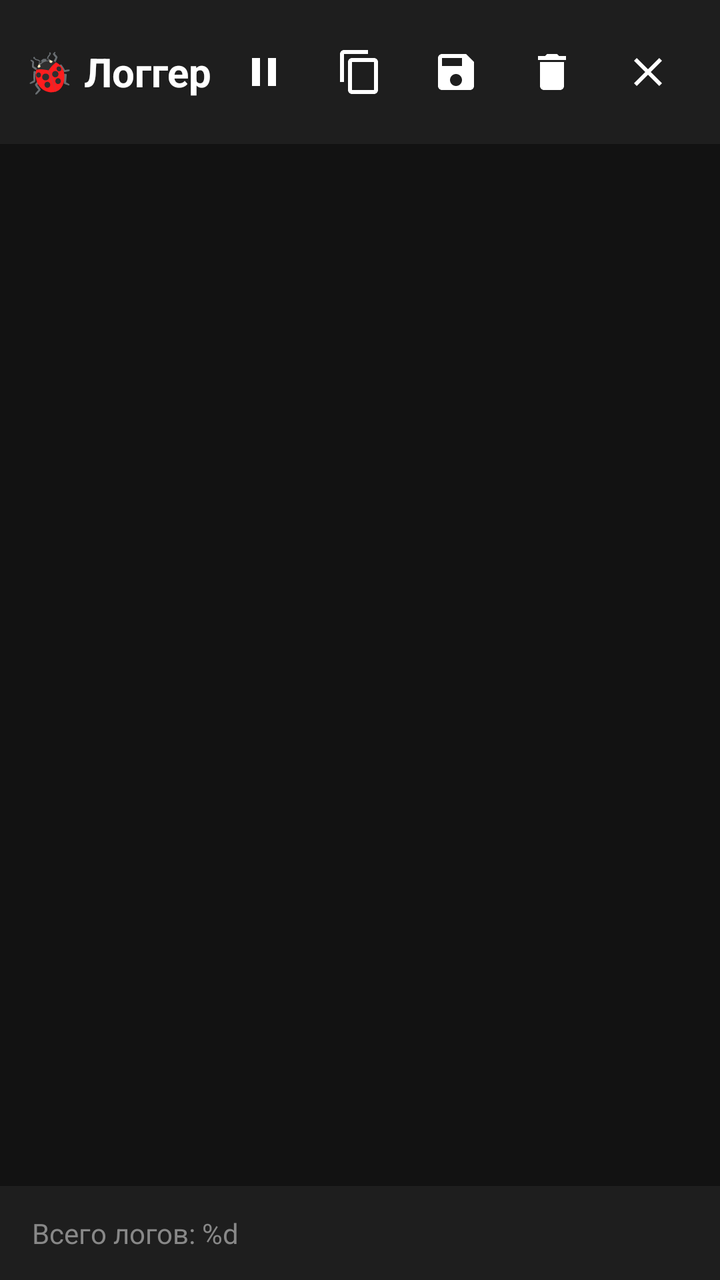
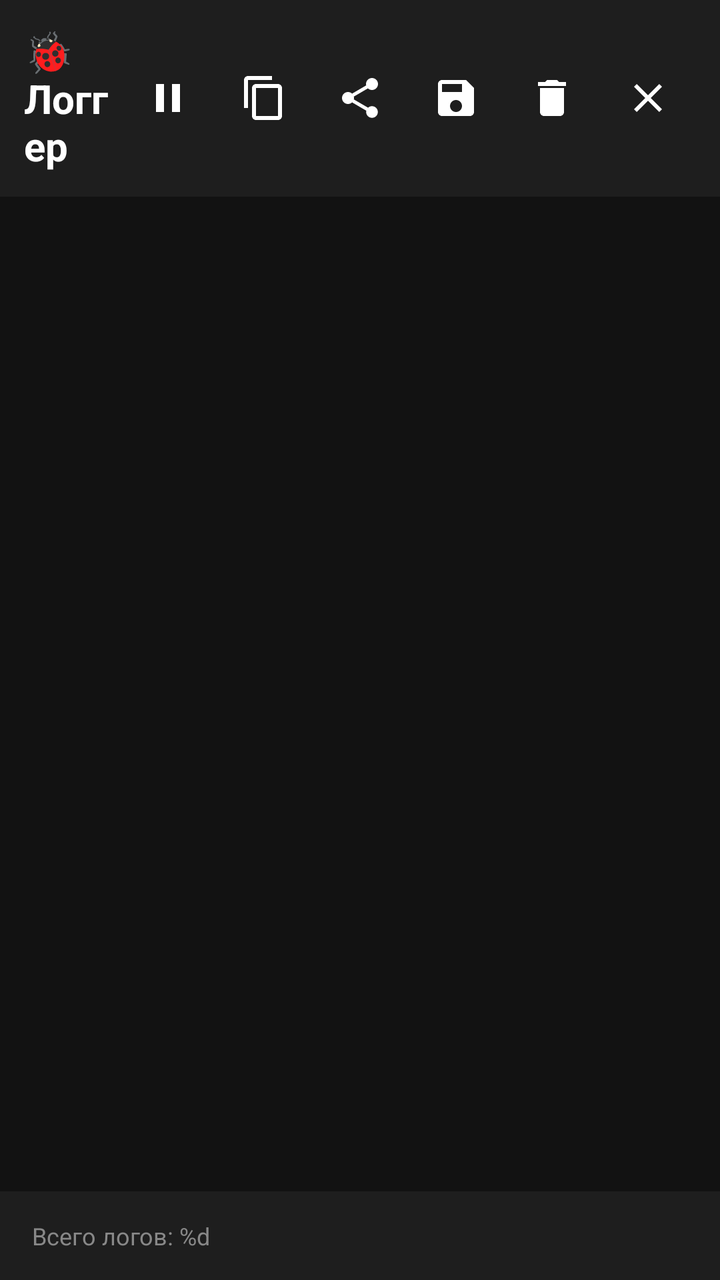

The first picture is an Android layout as it rendered before a commit; the second is the same layout after the commit. The layout source and the unified diff follow.
<!-- AndroidManifest.xml: activity theme Theme.QutyLaunch -->
<!-- res/layout/activity_logger.xml -->
<LinearLayout xmlns:android="http://schemas.android.com/apk/res/android"
    android:layout_width="match_parent"
    android:layout_height="match_parent"
    android:orientation="vertical"
    android:background="#121212">

    
    <LinearLayout
        android:layout_width="match_parent"
        android:layout_height="wrap_content"
        android:orientation="horizontal"
        android:gravity="center_vertical"
        android:padding="12dp"
        android:background="#1E1E1E">

        <TextView
            android:layout_width="0dp"
            android:layout_height="wrap_content"
            android:layout_weight="1"
            android:text="@string/logger_title"
            android:textColor="#FFFFFF"
            android:textSize="20sp"
            android:textStyle="bold" />

        
        <ImageButton
            android:id="@+id/btn_pause"
            android:layout_width="48dp"
            android:layout_height="48dp"
            android:src="@drawable/ic_pause"
            android:background="?android:attr/selectableItemBackgroundBorderless"
            android:contentDescription="@string/logger_pause"
            android:padding="12dp" />

        
        <ImageButton
            android:id="@+id/btn_copy"
            android:layout_width="48dp"
            android:layout_height="48dp"
            android:src="@drawable/ic_copy"
            android:background="?android:attr/selectableItemBackgroundBorderless"
            android:contentDescription="@string/logger_copy"
            android:padding="12dp" />

        
        <ImageButton
            android:id="@+id/btn_save"
            android:layout_width="48dp"
            android:layout_height="48dp"
            android:src="@drawable/ic_save"
            android:background="?android:attr/selectableItemBackgroundBorderless"
            android:contentDescription="@string/logger_save"
            android:padding="12dp" />

        
        <ImageButton
            android:id="@+id/btn_clear"
            android:layout_width="48dp"
            android:layout_height="48dp"
            android:src="@drawable/ic_clear"
            android:background="?android:attr/selectableItemBackgroundBorderless"
            android:contentDescription="@string/logger_clear"
            android:padding="12dp" />

        
        <ImageButton
            android:id="@+id/btn_close"
            android:layout_width="48dp"
            android:layout_height="48dp"
            android:src="@drawable/ic_close"
            android:background="?android:attr/selectableItemBackgroundBorderless"
            android:contentDescription="@string/logger_close"
            android:padding="12dp" />

    </LinearLayout>

    
    <androidx.recyclerview.widget.RecyclerView
        android:id="@+id/recycler_logs"
        android:layout_width="match_parent"
        android:layout_height="0dp"
        android:layout_weight="1"
        android:padding="8dp"
        android:clipToPadding="false"
        android:scrollbars="vertical" />

    
    <LinearLayout
        android:layout_width="match_parent"
        android:layout_height="wrap_content"
        android:orientation="horizontal"
        android:gravity="center_vertical"
        android:padding="14dp"
        android:paddingStart="16dp"
        android:paddingEnd="16dp"
        android:background="#1E1E1E">

        
        <TextView
            android:id="@+id/tv_status"
            android:layout_width="0dp"
            android:layout_height="wrap_content"
            android:layout_weight="1"
            android:text="@string/logger_status"
            android:textColor="#888888"
            android:textSize="14sp" />

        
        <TextView
            android:id="@+id/tv_pause_indicator"
            android:layout_width="wrap_content"
            android:layout_height="wrap_content"
            android:text="@string/logger_paused"
            android:textColor="#FF9800"
            android:textSize="14sp"
            android:visibility="gone" />

    </LinearLayout>

</LinearLayout>
<!-- resources referenced by this layout -->
<resources>
  <!-- drawable ic_clear (drawable) -->
  <vector xmlns:android="http://schemas.android.com/apk/res/android"
      android:width="24dp"
      android:height="24dp"
      android:viewportWidth="24"
      android:viewportHeight="24">
      <path
          android:fillColor="#FFFFFF"
          android:pathData="M6,19c0,1.1 0.9,2 2,2h8c1.1,0 2,-0.9 2,-2V7H6v12zM19,4h-3.5l-1,-1h-5l-1,1H5v2h14V4z"/>
  </vector>
  <!-- drawable ic_close (drawable) -->
  <vector xmlns:android="http://schemas.android.com/apk/res/android"
      android:width="24dp"
      android:height="24dp"
      android:viewportWidth="24"
      android:viewportHeight="24">
      <path
          android:fillColor="#FFFFFF"
          android:pathData="M19,6.41L17.59,5 12,10.59 6.41,5 5,6.41 10.59,12 5,17.59 6.41,19 12,13.41 17.59,19 19,17.59 13.41,12z"/>
  </vector>
  <!-- drawable ic_copy (drawable) -->
  <vector xmlns:android="http://schemas.android.com/apk/res/android"
      android:width="24dp"
      android:height="24dp"
      android:viewportWidth="24"
      android:viewportHeight="24">
      <path
          android:fillColor="#FFFFFF"
          android:pathData="M16,1H4c-1.1,0 -2,0.9 -2,2v14h2V3h12V1zm3,4H8c-1.1,0 -2,0.9 -2,2v14c0,1.1 0.9,2 2,2h11c1.1,0 2,-0.9 2,-2V7c0,-1.1 -0.9,-2 -2,-2zm0,16H8V7h11v14z"/>
  </vector>
  <!-- drawable ic_pause (drawable) -->
  <vector xmlns:android="http://schemas.android.com/apk/res/android"
      android:width="24dp"
      android:height="24dp"
      android:viewportWidth="24"
      android:viewportHeight="24">
      <path
          android:fillColor="#FFFFFF"
          android:pathData="M6,19h4V5H6v14zm8,-14v14h4V5h-4z"/>
  </vector>
  <!-- drawable ic_save (drawable) -->
  <vector xmlns:android="http://schemas.android.com/apk/res/android"
      android:width="24dp"
      android:height="24dp"
      android:viewportWidth="24"
      android:viewportHeight="24">
      <path
          android:fillColor="#FFFFFF"
          android:pathData="M17,3H5c-1.11,0 -2,0.9 -2,2v14c0,1.1 0.89,2 2,2h14c1.1,0 2,-0.9 2,-2V7l-4,-4zm-5,16c-1.66,0 -3,-1.34 -3,-3s1.34,-3 3,-3 3,1.34 3,3 -1.34,3 -3,3zm3,-10H5V5h10v4z"/>
  </vector>
  <string name="logger_clear">Очистить</string>
  <string name="logger_close">Закрыть</string>
  <string name="logger_copy">Копировать</string>
  <string name="logger_pause">Пауза</string>
  <string name="logger_paused">Сбор логов приостановлен</string>
  <string name="logger_save">Сохранить логи</string>
  <string name="logger_status" formatted="false">Всего логов: %d</string>
  <string name="logger_title">🐞 Логгер</string>
  <style name="Theme.QutyLaunch" parent="Theme.AppCompat.NoActionBar">
          
          <item name="android:navigationBarColor">@android:color/transparent</item>
          <item name="android:statusBarColor">@android:color/transparent</item>
  
          
          <item name="android:windowLayoutInDisplayCutoutMode">shortEdges</item>
  
          
          <item name="android:fitsSystemWindows">false</item>
  
          
          <item name="android:windowDrawsSystemBarBackgrounds">true</item>
      </style>
</resources>

<!-- the commit's change to res/layout/activity_logger.xml (unified diff, before → after) -->
@@ -40,6 +40,16 @@
             android:src="@drawable/ic_copy"
             android:background="?android:attr/selectableItemBackgroundBorderless"
             android:contentDescription="@string/logger_copy"
+            android:padding="12dp" />
+
+        
+        <ImageButton
+            android:id="@+id/btn_share"
+            android:layout_width="48dp"
+            android:layout_height="48dp"
+            android:src="@drawable/ic_share"
+            android:background="?android:attr/selectableItemBackgroundBorderless"
+            android:contentDescription="@string/logger_share"
             android:padding="12dp" />
 
         
@@ -103,7 +113,7 @@
             android:layout_weight="1"
             android:text="@string/logger_status"
             android:textColor="#888888"
-            android:textSize="14sp" />
+            android:textSize="12sp" />
 
         
         <TextView
@@ -112,7 +122,7 @@
             android:layout_height="wrap_content"
             android:text="@string/logger_paused"
             android:textColor="#FF9800"
-            android:textSize="14sp"
+            android:textSize="12sp"
             android:visibility="gone" />
 
     </LinearLayout>
<!-- resource entries referenced after the edit -->
@@ -50,12 +50,23 @@
           android:fillColor="#FFFFFF"
           android:pathData="M17,3H5c-1.11,0 -2,0.9 -2,2v14c0,1.1 0.89,2 2,2h14c1.1,0 2,-0.9 2,-2V7l-4,-4zm-5,16c-1.66,0 -3,-1.34 -3,-3s1.34,-3 3,-3 3,1.34 3,3 -1.34,3 -3,3zm3,-10H5V5h10v4z"/>
   </vector>
+  <!-- drawable ic_share (drawable) -->
+  <vector xmlns:android="http://schemas.android.com/apk/res/android"
+      android:width="24dp"
+      android:height="24dp"
+      android:viewportWidth="24"
+      android:viewportHeight="24">
+      <path
+          android:fillColor="#FFFFFF"
+          android:pathData="M18,16.08c-0.76,0 -1.44,0.3 -1.96,0.77L8.91,12.7c0.05,-0.23 0.09,-0.46 0.09,-0.7s-0.04,-0.47 -0.09,-0.7l7.05,-4.11c0.54,0.5 1.25,0.81 2.04,0.81 1.66,0 3,-1.34 3,-3s-1.34,-3 -3,-3 -3,1.34 -3,3c0,0.24 0.04,0.47 0.09,0.7L8.04,9.81C7.5,9.31 6.79,9 6,9c-1.66,0 -3,1.34 -3,3s1.34,3 3,3c0.79,0 1.5,-0.31 2.04,-0.81l7.12,4.16c-0.05,0.21 -0.08,0.43 -0.08,0.65 0,1.61 1.31,2.92 2.92,2.92 1.61,0 2.92,-1.31 2.92,-2.92s-1.31,-2.92 -2.92,-2.92z"/>
+  </vector>
   <string name="logger_clear">Очистить</string>
   <string name="logger_close">Закрыть</string>
   <string name="logger_copy">Копировать</string>
   <string name="logger_pause">Пауза</string>
   <string name="logger_paused">Сбор логов приостановлен</string>
   <string name="logger_save">Сохранить логи</string>
+  <string name="logger_share">Поделиться логами</string>
   <string name="logger_status" formatted="false">Всего логов: %d</string>
   <string name="logger_title">🐞 Логгер</string>
   <style name="Theme.QutyLaunch" parent="Theme.AppCompat.NoActionBar">
